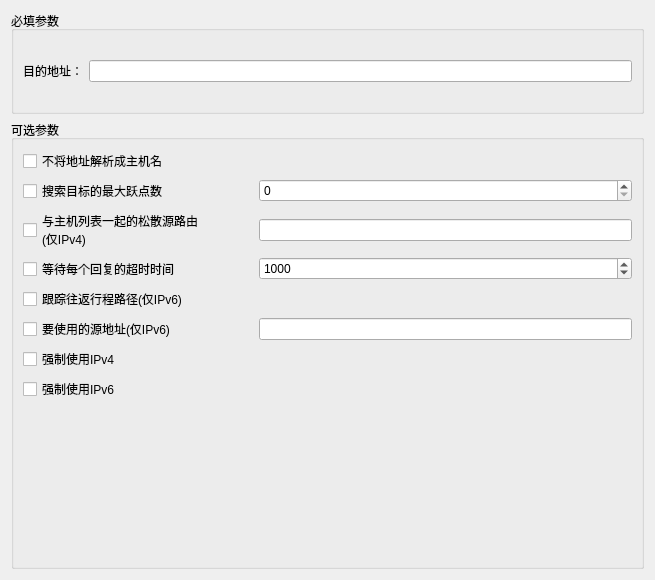
First picture: the form in src/EasyCmd/CmdEditors/TracertCmdEditor.ui, repository doasyourself/EasyCmd, before the edit.
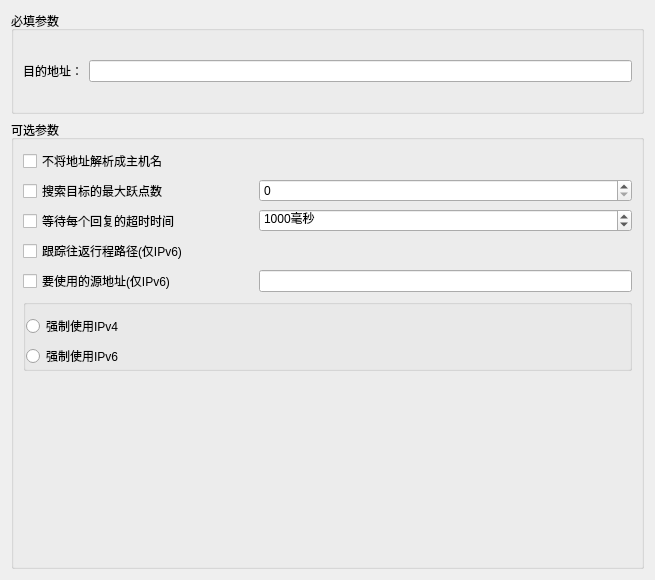
Second picture: the form after the edit.

Commit message: 实现tracert命令编辑器

Patch:
```diff
--- a/src/EasyCmd/CmdEditors/TracertCmdEditor.ui
+++ b/src/EasyCmd/CmdEditors/TracertCmdEditor.ui
@@ -59,16 +59,6 @@
      <layout class="QVBoxLayout" name="verticalLayout_3">
       <item>
        <layout class="QGridLayout" name="gridLayout_2">
-        <item row="4" column="0">
-         <widget class="QCheckBox" name="checkBox_option_R">
-          <property name="toolTip">
-           <string>-R</string>
-          </property>
-          <property name="text">
-           <string>跟踪往返行程路径(仅IPv6)</string>
-          </property>
-         </widget>
-        </item>
         <item row="1" column="1">
          <widget class="QSpinBox" name="spinBox_option_value_h">
           <property name="maximum">
@@ -76,68 +66,11 @@
           </property>
          </widget>
         </item>
-        <item row="1" column="0">
-         <widget class="QCheckBox" name="checkBox_option_h">
-          <property name="minimumSize">
-           <size>
-            <width>230</width>
-            <height>0</height>
-           </size>
-          </property>
-          <property name="maximumSize">
-           <size>
-            <width>230</width>
-            <height>16777215</height>
-           </size>
-          </property>
-          <property name="toolTip">
-           <string>-h</string>
-          </property>
-          <property name="text">
-           <string>搜索目标的最大跃点数</string>
-          </property>
-         </widget>
-        </item>
-        <item row="2" column="0">
-         <widget class="QCheckBox" name="checkBox_option_j">
-          <property name="toolTip">
-           <string>-j</string>
-          </property>
-          <property name="text">
-           <string>与主机列表一起的松散源路由
-(仅IPv4)</string>
-          </property>
-         </widget>
-        </item>
-        <item row="6" column="0">
-         <widget class="QCheckBox" name="checkBox_option_ipv4">
-          <property name="text">
-           <string>强制使用IPv4</string>
-          </property>
-         </widget>
-        </item>
-        <item row="5" column="0">
-         <widget class="QCheckBox" name="checkBox_option_S">
-          <property name="text">
-           <string>要使用的源地址(仅IPv6)</string>
-          </property>
-         </widget>
-        </item>
-        <item row="3" column="0">
-         <widget class="QCheckBox" name="checkBox_option_w">
-          <property name="toolTip">
-           <string>-w</string>
-          </property>
-          <property name="text">
-           <string>等待每个回复的超时时间</string>
-          </property>
-         </widget>
-        </item>
         <item row="2" column="1">
-         <widget class="QLineEdit" name="lineEdit_option_value_j"/>
-        </item>
-        <item row="3" column="1">
          <widget class="QSpinBox" name="spinBox_option_value_w">
+          <property name="suffix">
+           <string>毫秒</string>
+          </property>
           <property name="maximum">
            <number>100000000</number>
           </property>
@@ -146,6 +79,48 @@
           </property>
          </widget>
         </item>
+        <item row="2" column="0">
+         <widget class="QCheckBox" name="checkBox_option_w">
+          <property name="toolTip">
+           <string>-w</string>
+          </property>
+          <property name="text">
+           <string>等待每个回复的超时时间</string>
+          </property>
+         </widget>
+        </item>
+        <item row="1" column="0">
+         <widget class="QCheckBox" name="checkBox_option_h">
+          <property name="minimumSize">
+           <size>
+            <width>230</width>
+            <height>0</height>
+           </size>
+          </property>
+          <property name="maximumSize">
+           <size>
+            <width>230</width>
+            <height>16777215</height>
+           </size>
+          </property>
+          <property name="toolTip">
+           <string>-h</string>
+          </property>
+          <property name="text">
+           <string>搜索目标的最大跃点数</string>
+          </property>
+         </widget>
+        </item>
+        <item row="3" column="0">
+         <widget class="QCheckBox" name="checkBox_option_R">
+          <property name="toolTip">
+           <string>-R</string>
+          </property>
+          <property name="text">
+           <string>跟踪往返行程路径(仅IPv6)</string>
+          </property>
+         </widget>
+        </item>
         <item row="0" column="0">
          <widget class="QCheckBox" name="checkBox_option_d">
           <property name="minimumSize">
@@ -168,18 +143,50 @@
           </property>
          </widget>
         </item>
-        <item row="7" column="0">
-         <widget class="QCheckBox" name="checkBox_option_ipv6">
+        <item row="4" column="0">
+         <widget class="QCheckBox" name="checkBox_option_S">
           <property name="text">
-           <string>强制使用IPv6</string>
+           <string>要使用的源地址(仅IPv6)</string>
           </property>
          </widget>
         </item>
-        <item row="5" column="1">
+        <item row="4" column="1">
          <widget class="QLineEdit" name="lineEdit_option_value_S"/>
         </item>
        </layout>
       </item>
+      <item>
+       <widget class="QGroupBox" name="groupBox_3">
+        <property name="title">
+         <string/>
+        </property>
+        <property name="flat">
+         <bool>true</bool>
+        </property>
+        <layout class="QVBoxLayout" name="verticalLayout_4">
+         <property name="leftMargin">
+          <number>0</number>
+         </property>
+         <property name="bottomMargin">
+          <number>0</number>
+         </property>
+         <item>
+          <widget class="QRadioButton" name="radioButton_option_ipv4">
+           <property name="text">
+            <string>强制使用IPv4</string>
+           </property>
+          </widget>
+         </item>
+         <item>
+          <widget class="QRadioButton" name="radioButton_option_ipv6">
+           <property name="text">
+            <string>强制使用IPv6</string>
+           </property>
+          </widget>
+         </item>
+        </layout>
+       </widget>
+      </item>
       <item>
        <spacer name="verticalSpacer">
         <property name="orientation">
```
Left out of the diff: 4 changed lines with no effect on the pictures. The commit also changes 3 other files.
